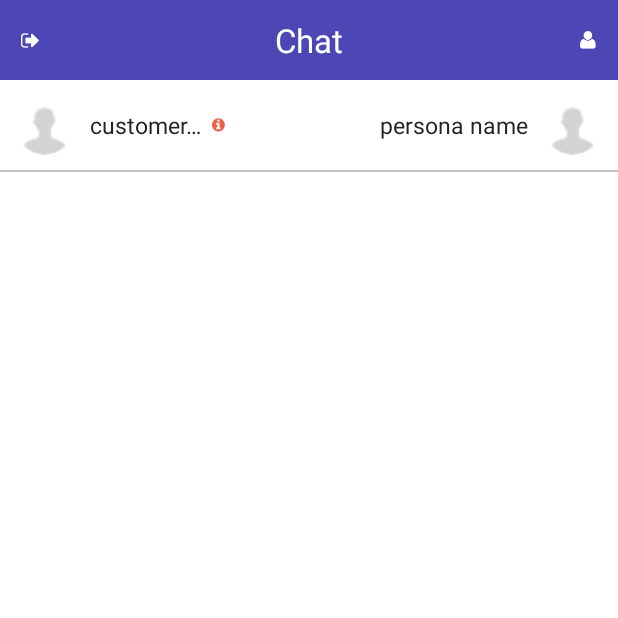
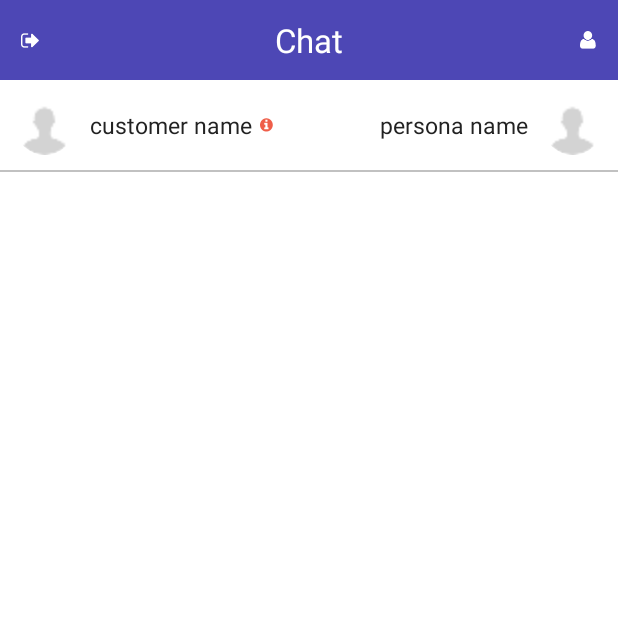
Before and after one commit to nadaf-afif/Operator-client, an Android app: the ChatScreenActivity screen opened directly, with no data from a screen before it, on a phone screen of 412 x 824 dp, the top half of it. Run offline under Robolectric (Android 15) with nearby library versions, the phone set to English and light mode, and no system bars; our stand-ins replace CircleImageView, Picasso; pictures from the network do not load; 13 statements that could not run were skipped.

Commit message:
capital letter

```diff
--- a/app/src/main/java/app/operatorclient/xtxt/ChatScreenActivity.java
+++ b/app/src/main/java/app/operatorclient/xtxt/ChatScreenActivity.java
@@ -219,7 +219,7 @@ public class ChatScreenActivity extends Activity implements RequestManger.Consta
 
             for (int i = 0; i < arr.length; i++) {
                 sb.append(Character.toUpperCase(arr[i].charAt(0)))
-                        .append(arr[i].substring(1)).append(" ");
+                        .append(arr[i].substring(1).toLowerCase()).append(" ");
             }
             return sb.toString().trim();
         } catch (Exception e) {
--- a/app/src/main/res/layout/activity_chatscreen.xml
+++ b/app/src/main/res/layout/activity_chatscreen.xml
@@ -60,7 +60,7 @@
 
             <TextView
                 android:id="@+id/customerName"
-                android:layout_width="90dp"
+                android:layout_width="wrap_content"
                 android:layout_height="wrap_content"
                 android:textSize="15dp"
                 android:ellipsize="end"
```
Also changed, not shown: 2 other files.
